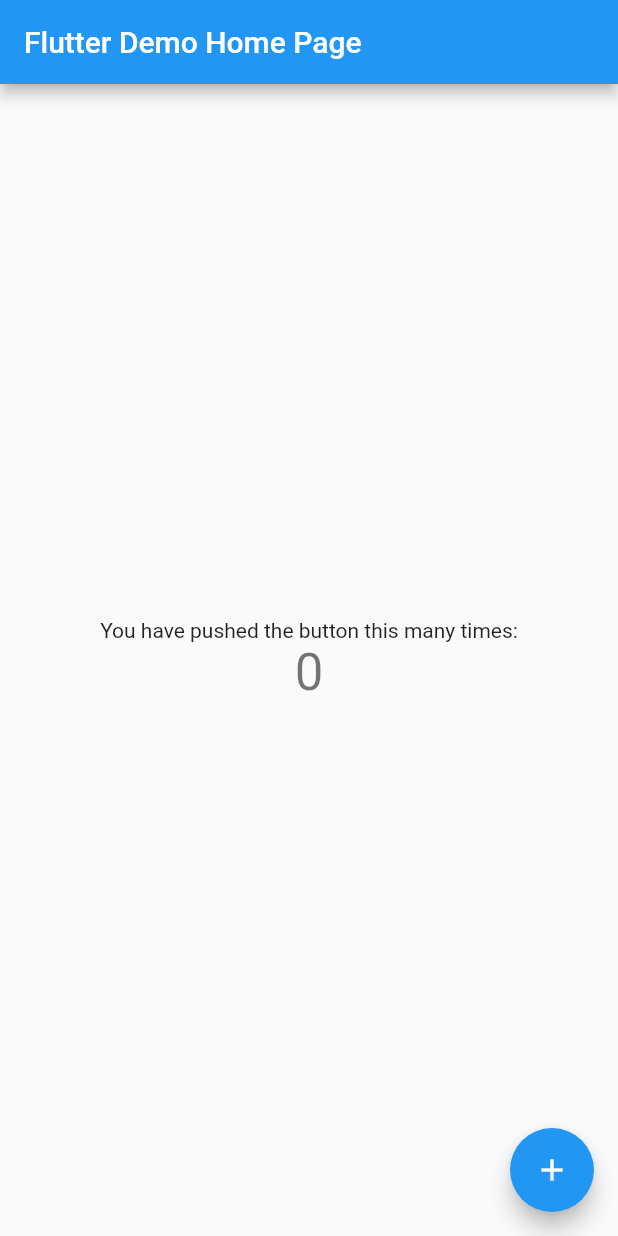
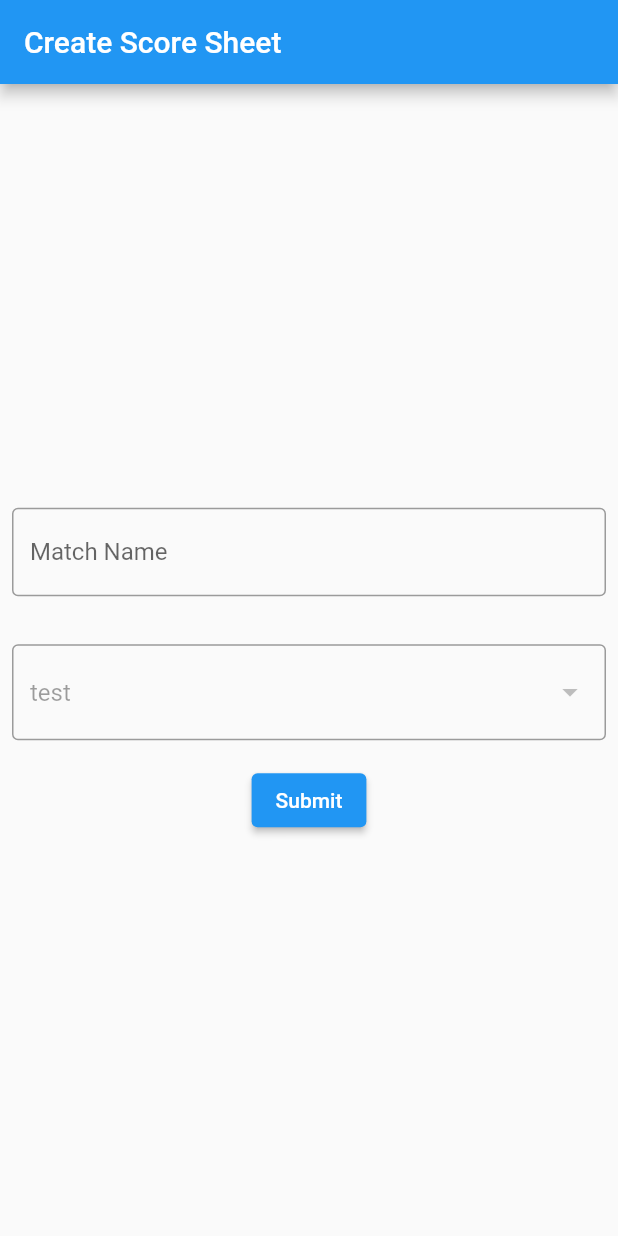
Before and after one commit to mattchan598/fencing_scoring_app, a Flutter app: the screen it shows after launch, on a phone screen of 412 x 824 dp. Run offline on Flutter 3.47's test engine with Material 2 defaults, Android fonts, the phone set to English and light mode, and no system bars.

Commit message:
Add team match form

```diff
--- a/lib/main.dart
+++ b/lib/main.dart
@@ -9,7 +9,7 @@ class MyApp extends StatelessWidget {
   @override
   Widget build(BuildContext context) {
     return MaterialApp(
-      title: 'Flutter Demo',
+      title: 'Fencing Scoring App',
       theme: ThemeData(
         // This is the theme of your application.
         //
@@ -26,13 +26,13 @@ class MyApp extends StatelessWidget {
         // closer together (more dense) than on mobile platforms.
         visualDensity: VisualDensity.adaptivePlatformDensity,
       ),
-      home: MyHomePage(title: 'Flutter Demo Home Page'),
+      home: MyHomePage(title: 'Create Score Sheet'),
     );
   }
 }
 
 class MyHomePage extends StatefulWidget {
-  MyHomePage({Key key, this.title}) : super(key: key);
+  MyHomePage({Key? key, required this.title}) : super(key: key);
 
   // This widget is the home page of your application. It is stateful, meaning
   // that it has a State object (defined below) that contains fields that affect
@@ -50,18 +50,7 @@ class MyHomePage extends StatefulWidget {
 }
 
 class _MyHomePageState extends State<MyHomePage> {
-  int _counter = 0;
-
-  void _incrementCounter() {
-    setState(() {
-      // This call to setState tells the Flutter framework that something has
-      // changed in this State, which causes it to rerun the build method below
-      // so that the display can reflect the updated values. If we changed
-      // _counter without calling setState(), then the build method would not be
-      // called again, and so nothing would appear to happen.
-      _counter++;
-    });
-  }
+  final _formKey = GlobalKey<FormState>();
 
   @override
   Widget build(BuildContext context) {
@@ -80,6 +69,7 @@ class _MyHomePageState extends State<MyHomePage> {
       body: Center(
         // Center is a layout widget. It takes a single child and positions it
         // in the middle of the parent.
+        child: SingleChildScrollView(
           child: Column(
             // Column is also a layout widget. It takes a list of children and
             // arranges them vertically. By default, it sizes itself to fit its
@@ -97,21 +87,57 @@ class _MyHomePageState extends State<MyHomePage> {
             // horizontal).
             mainAxisAlignment: MainAxisAlignment.center,
             children: <Widget>[
-            Text(
-              'You have pushed the button this many times:',
+              Form(
+                  key: _formKey,
+                  child: Column(
+                    children: [
+                      Padding(
+                        padding:
+                            EdgeInsets.symmetric(horizontal: 8, vertical: 16),
+                        child: TextFormField(
+                          decoration: InputDecoration(
+                              border: OutlineInputBorder(),
+                              labelText: 'Match Name'),
+
+                          // The validator receives the text that the user has entered.
+                          validator: (value) {
+                            if (value == null || value.isEmpty) {
+                              return 'Please enter some text';
+                            }
+                            return null;
+                          },
                         ),
-            Text(
-              '$_counter',
-              style: Theme.of(context).textTheme.headline4,
                       ),
+                      Padding(
+                        padding:
+                            EdgeInsets.symmetric(horizontal: 8, vertical: 16),
+                        child: DropdownButtonFormField(
+                          decoration: InputDecoration(
+                              border: OutlineInputBorder(), hintText: 'Weapon'),
+                          items: <DropdownMenuItem>[
+                            DropdownMenuItem(child: Text('test')),
+                            DropdownMenuItem(child: Text('test2')),
                           ],
                         ),
                       ),
-      floatingActionButton: FloatingActionButton(
-        onPressed: _incrementCounter,
-        tooltip: 'Increment',
-        child: Icon(Icons.add),
-      ), // This trailing comma makes auto-formatting nicer for build methods.
+                      ElevatedButton(
+                        onPressed: () {
+                          // Validate returns true if the form is valid, or false otherwise.
+                          if (_formKey.currentState!.validate()) {
+                            // If the form is valid, display a snackbar. In the real world,
+                            // you'd often call a server or save the information in a database.
+                            ScaffoldMessenger.of(context).showSnackBar(
+                                SnackBar(content: Text('Saving Team Match')));
+                          }
+                        },
+                        child: Text('Submit'),
+                      ),
+                    ],
+                  ))
+            ],
+          ),
+        ),
+      ),
     );
   }
 }
```
Lines whose indentation alone changed are shown as unchanged.
